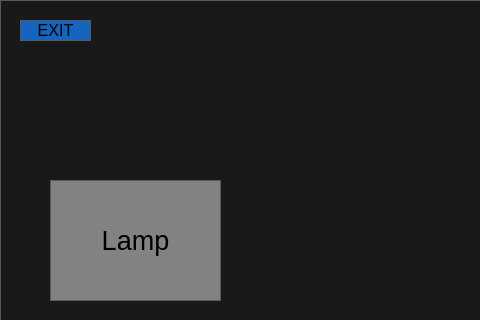
This is ui/mainwindow.ui in arman-ashrafian/RPi-TouchOS as Qt 5 draws it before an edit; both pictures show x 0 to 480 and y 0 to 320 of the 800 by 480 pixel window. The edited form follows.
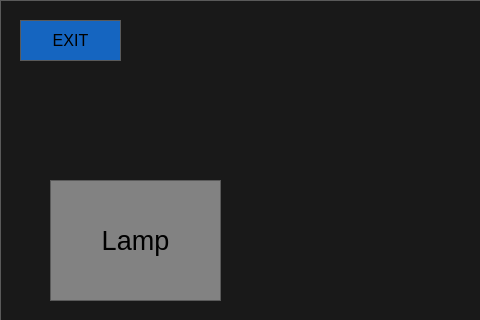
This is the edited form. Icons and pictures are not drawn.

Commit message: back button on lamp screen

The edit to the form file:
```diff
--- a/ui/mainwindow.ui
+++ b/ui/mainwindow.ui
@@ -350,8 +350,8 @@
      <rect>
       <x>20</x>
       <y>20</y>
-      <width>71</width>
-      <height>21</height>
+      <width>101</width>
+      <height>41</height>
      </rect>
     </property>
     <property name="text">
```
The commit also changes 4 other files.
